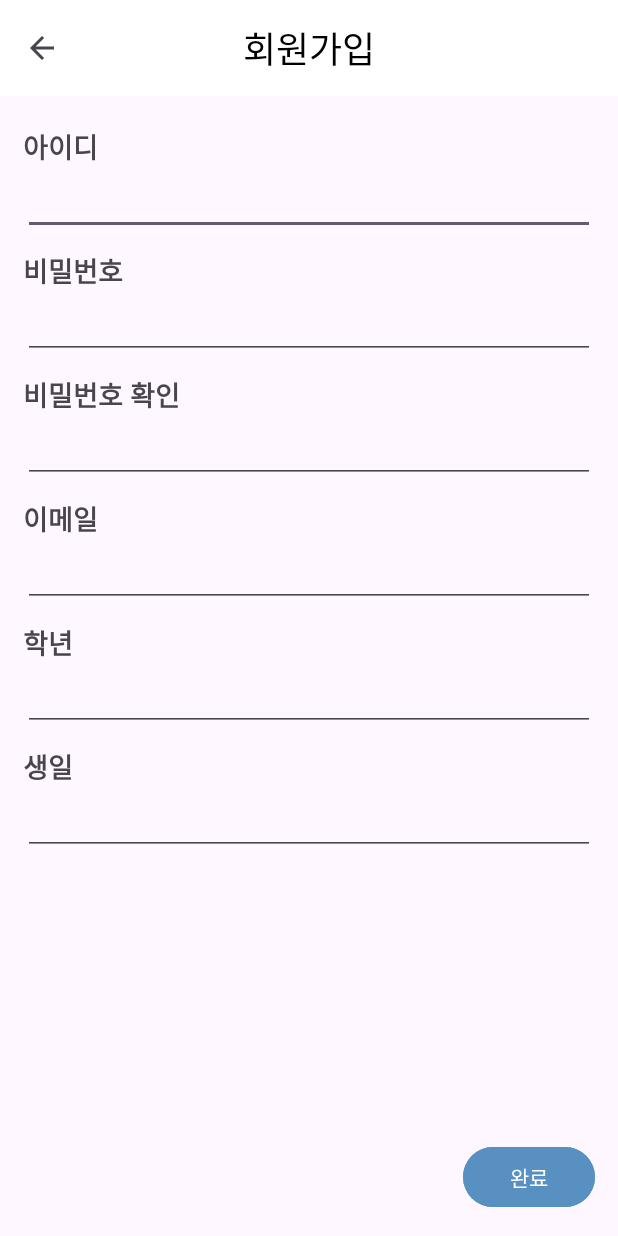
After one commit to aong13/smse-notice, an Android app: the RegisterActivity2 screen opened directly, with no data from a screen before it, on a phone screen of 412 x 824 dp. The commit adds this screen. Run offline under Robolectric (Android 15) with nearby library versions, the phone set to English and light mode, and no system bars.

Commit message:
Feat : 회원가입(2) UI
- 회원가입 1>2 넘어가기 구현 O
- 입력 필드별 세부 조건사항 구현 X

```diff
--- a/app/src/main/AndroidManifest.xml
+++ b/app/src/main/AndroidManifest.xml
@@ -12,6 +12,9 @@
         android:supportsRtl="true"
         android:theme="@style/Theme.SMSE_NOTICE"
         tools:targetApi="31">
+        <activity
+            android:name=".RegisterActivity2"
+            android:exported="false" />
         <activity
             android:name=".RegisterActivity"
             android:exported="false" />
--- a/app/src/main/java/com/example/smse_notice/RegisterActivity.java
+++ b/app/src/main/java/com/example/smse_notice/RegisterActivity.java
@@ -6,6 +6,7 @@ import androidx.appcompat.widget.Toolbar;
 import android.content.Intent;
 import android.os.Bundle;
 import android.view.MenuItem;
+import android.view.View;
 import android.widget.TextView;
 
 import org.w3c.dom.Text;
@@ -28,6 +29,17 @@ public class RegisterActivity extends AppCompatActivity {
         getSupportActionBar().setDisplayShowTitleEnabled(false); //기존 title 제거
         toolbar_title = (TextView) findViewById(R.id.toolbar_title);
         toolbar_title.setText("회원가입");
+
+
+        TextView signup_next_Button=(TextView) findViewById(R.id.signup_next_btn);
+        signup_next_Button.setOnClickListener(new View.OnClickListener() {
+            @Override
+            public void onClick(View view) {
+                Intent nextIntent = new Intent(RegisterActivity.this, RegisterActivity2.class);
+                startActivity(nextIntent);
+            }
+        });
+
     }
 
     public boolean onOptionsItemSelected(MenuItem item) {
--- /dev/null
+++ b/app/src/main/java/com/example/smse_notice/RegisterActivity2.java
@@ -0,0 +1,30 @@
+package com.example.smse_notice;
+
+import androidx.appcompat.app.AppCompatActivity;
+import androidx.appcompat.widget.Toolbar;
+
+import android.os.Bundle;
+import android.widget.TextView;
+
+public class RegisterActivity2 extends AppCompatActivity {
+
+    TextView toolbar_title;
+    @Override
+    protected void onCreate(Bundle savedInstanceState) {
+        super.onCreate(savedInstanceState);
+        setContentView(R.layout.activity_register2);
+
+
+        Toolbar toolbar = (Toolbar) findViewById(R.id.toolbar);
+        setSupportActionBar(toolbar);
+
+        //뒤로가기 버튼
+        getSupportActionBar().setDisplayHomeAsUpEnabled(true);
+
+        //toolbar title 변경
+        getSupportActionBar().setDisplayShowTitleEnabled(false); //기존 title 제거
+        toolbar_title = (TextView) findViewById(R.id.toolbar_title);
+        toolbar_title.setText("회원가입");
+
+    }
+}
--- a/app/src/main/res/layout/activity_register.xml
+++ b/app/src/main/res/layout/activity_register.xml
@@ -68,6 +68,7 @@
         </LinearLayout>
 
         <Button
+            android:id="@+id/signup_next_btn"
             android:layout_width="wrap_content"
             android:layout_height="wrap_content"
             android:layout_gravity="right"
--- /dev/null
+++ b/app/src/main/res/layout/activity_register2.xml
@@ -0,0 +1,129 @@
+<?xml version="1.0" encoding="utf-8"?>
+<androidx.constraintlayout.widget.ConstraintLayout xmlns:android="http://schemas.android.com/apk/res/android"
+    xmlns:app="http://schemas.android.com/apk/res-auto"
+    xmlns:tools="http://schemas.android.com/tools"
+    android:layout_width="match_parent"
+    android:layout_height="match_parent"
+    tools:context=".RegisterActivity">
+
+    <LinearLayout
+        android:layout_width="match_parent"
+        android:layout_height="match_parent"
+        android:elevation="10dp"
+        android:orientation="vertical">
+
+        <include layout="@layout/toolbar"></include>
+
+        <LinearLayout
+            android:layout_width="match_parent"
+            android:layout_height="wrap_content"
+            android:layout_gravity="center"
+            android:layout_marginHorizontal="15dp"
+            android:layout_marginTop="20dp"
+            android:orientation="vertical"
+            >
+
+            <TextView
+                android:layout_width="wrap_content"
+                android:layout_height="wrap_content"
+                android:text="아이디"
+                android:textSize="18sp"
+                android:textStyle="bold"></TextView>
+
+            <EditText
+                android:layout_width="match_parent"
+                android:layout_height="wrap_content"></EditText>
+
+            <Space
+                android:layout_width="match_parent"
+                android:layout_height="10dp" />
+
+            <TextView
+                android:layout_width="wrap_content"
+                android:layout_height="wrap_content"
+                android:text="비밀번호"
+                android:textSize="18sp"
+                android:textStyle="bold"></TextView>
+
+            <EditText
+                android:layout_width="match_parent"
+                android:layout_height="wrap_content"></EditText>
+
+            <Space
+                android:layout_width="match_parent"
+                android:layout_height="10dp" />
+
+            <TextView
+                android:layout_width="wrap_content"
+                android:layout_height="wrap_content"
+                android:text="비밀번호 확인"
+                android:textSize="18sp"
+                android:textStyle="bold"></TextView>
+
+            <EditText
+                android:layout_width="match_parent"
+                android:layout_height="wrap_content"></EditText>
+
+            <Space
+                android:layout_width="match_parent"
+                android:layout_height="10dp" />
+
+            <TextView
+                android:layout_width="wrap_content"
+                android:layout_height="wrap_content"
+                android:text="이메일"
+                android:textSize="18sp"
+                android:textStyle="bold"></TextView>
+
+            <EditText
+                android:layout_width="match_parent"
+                android:layout_height="wrap_content"></EditText>
+
+            <Space
+                android:layout_width="match_parent"
+                android:layout_height="10dp" />
+
+            <TextView
+                android:layout_width="wrap_content"
+                android:layout_height="wrap_content"
+                android:text="학년"
+                android:textSize="18sp"
+                android:textStyle="bold"></TextView>
+
+            <EditText
+                android:layout_width="match_parent"
+                android:layout_height="wrap_content"></EditText>
+
+            <Space
+                android:layout_width="match_parent"
+                android:layout_height="10dp" />
+
+            <TextView
+                android:layout_width="wrap_content"
+                android:layout_height="wrap_content"
+                android:text="생일"
+                android:textSize="18sp"
+                android:textStyle="bold"></TextView>
+
+            <EditText
+                android:layout_width="match_parent"
+                android:layout_height="wrap_content"></EditText>
+        </LinearLayout>
+
+
+        <LinearLayout
+            android:layout_width="match_parent"
+            android:layout_height="match_parent"
+            android:layout_weight="1">
+
+        </LinearLayout>
+
+        <Button
+            android:layout_width="wrap_content"
+            android:layout_height="wrap_content"
+            android:layout_gravity="right"
+            android:layout_margin="15dp"
+            android:backgroundTint="@color/sky_02"
+            android:text="완료"></Button>
+    </LinearLayout>
+</androidx.constraintlayout.widget.ConstraintLayout>
```
